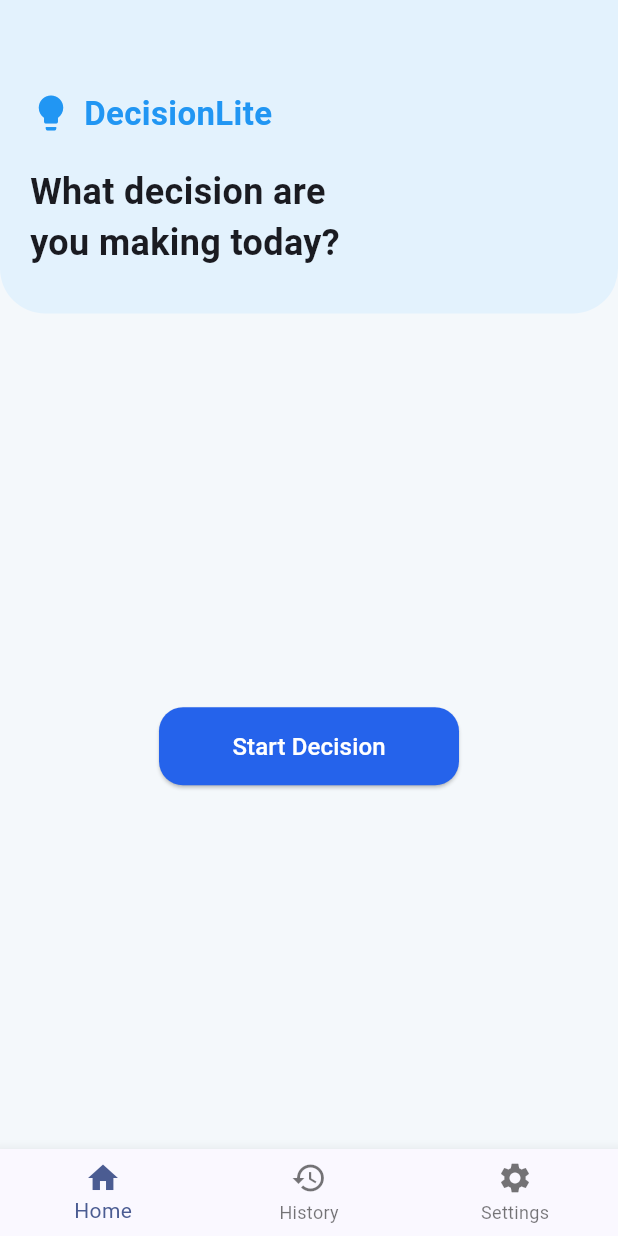
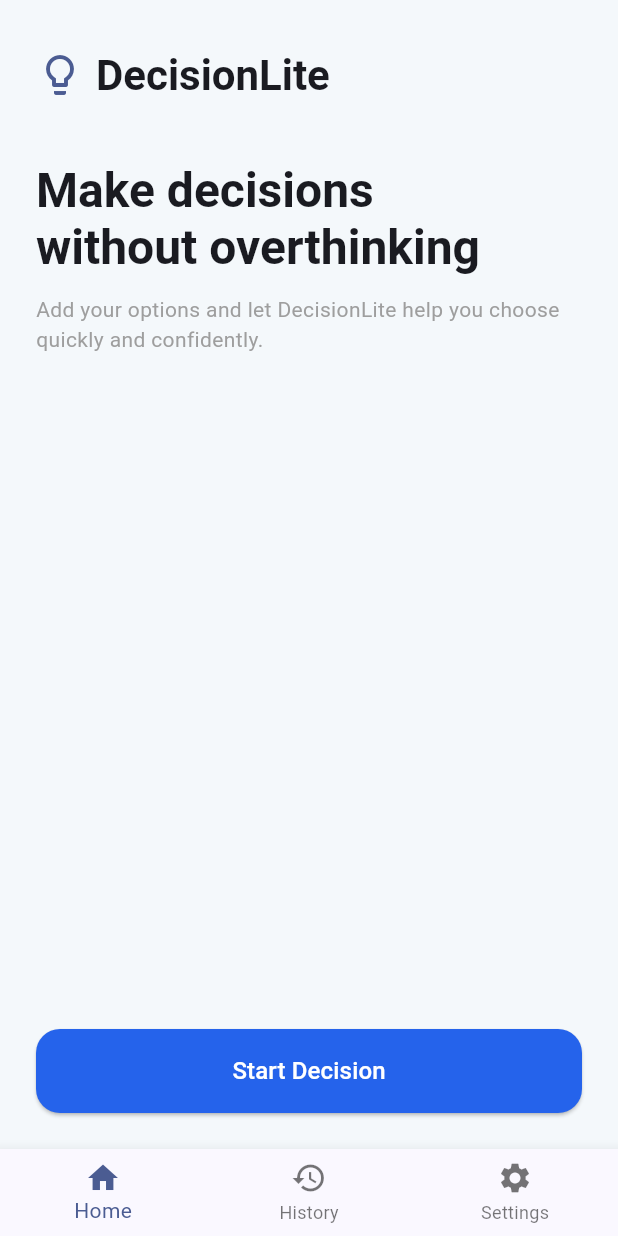
Before and after one commit to Rachanon-6731503030/Moblie-App_DecisionLite, a Flutter app: the screen it shows after launch, on a phone screen of 412 x 824 dp. Run offline on Flutter 3.47's test engine with Material 3 defaults, Android fonts, the phone set to English and light mode, and no system bars.

Commit message:
Update Home UI and spacing

```diff
--- a/decisionlite/lib/main.dart
+++ b/decisionlite/lib/main.dart
@@ -105,57 +105,59 @@ class HomeScreen extends StatelessWidget {
     final theme = Theme.of(context);
 
     return Scaffold(
-      body: Column(
-  children: [
-
-    // ===== Hero Header =====
-    Container(
-      width: double.infinity,
-      padding: const EdgeInsets.fromLTRB(20, 60, 20, 30),
-      decoration: const BoxDecoration(
-        color: Color(0xFFE3F2FD), // สีฟ้าอ่อน
-        borderRadius: BorderRadius.only(
-          bottomLeft: Radius.circular(30),
-          bottomRight: Radius.circular(30),
-        ),
-      ),
+      body: SafeArea(
+        child: Padding(
+          padding: const EdgeInsets.symmetric(horizontal: 24),
           child: Column(
             crossAxisAlignment: CrossAxisAlignment.start,
-        children: const [
+            children: [
+              const SizedBox(height: 32),
+
+              // App Header
               Row(
                 children: [
-              Icon(Icons.lightbulb, size: 28, color: Colors.blue),
-              SizedBox(width: 8),
+                  Icon(
+                    Icons.lightbulb_outline,
+                    size: 32,
+                    color: theme.colorScheme.primary,
+                  ),
+                  const SizedBox(width: 8),
                   Text(
-                "DecisionLite",
-                style: TextStyle(
-                  fontSize: 22,
+                    'DecisionLite',
+                    style: theme.textTheme.headlineMedium?.copyWith(
                       fontWeight: FontWeight.bold,
-                  color: Colors.blue,
                     ),
                   ),
                 ],
               ),
-          SizedBox(height: 20),
+
+              const SizedBox(height: 40),
+
+              // Hero Title
               Text(
-            "What decision are\nyou making today?",
-            style: TextStyle(
-              fontSize: 24,
-              fontWeight: FontWeight.w600,
-            ),
-          ),
-        ],
+                'Make decisions\nwithout overthinking',
+                style: theme.textTheme.headlineLarge?.copyWith(
+                  fontWeight: FontWeight.bold,
+                  height: 1.2,
                 ),
               ),
 
-    const SizedBox(height: 20),
+              const SizedBox(height: 12),
 
-    // ===== ส่วนปุ่มเดิมของคุณ =====
-    Expanded(
-      child: Center(
-        child: SizedBox(
-          width: 200,
-          height: 52,
+              // ✨ Subtitle
+              Text(
+                'Add your options and let DecisionLite help you choose quickly and confidently.',
+                style: theme.textTheme.bodyMedium?.copyWith(
+                  color: Colors.grey,
+                ),
+              ),
+
+              const Spacer(),
+
+              // Primary CTA
+              SizedBox(
+                width: double.infinity,
+                height: 56,
                 child: ElevatedButton(
                   onPressed: () {
                     Navigator.push(
@@ -171,9 +173,11 @@ class HomeScreen extends StatelessWidget {
                   ),
                 ),
               ),
+
+              const SizedBox(height: 24),
+            ],
           ),
         ),
-  ],
       ),
     );
   }
```
Lines whose indentation alone changed are shown as unchanged.
